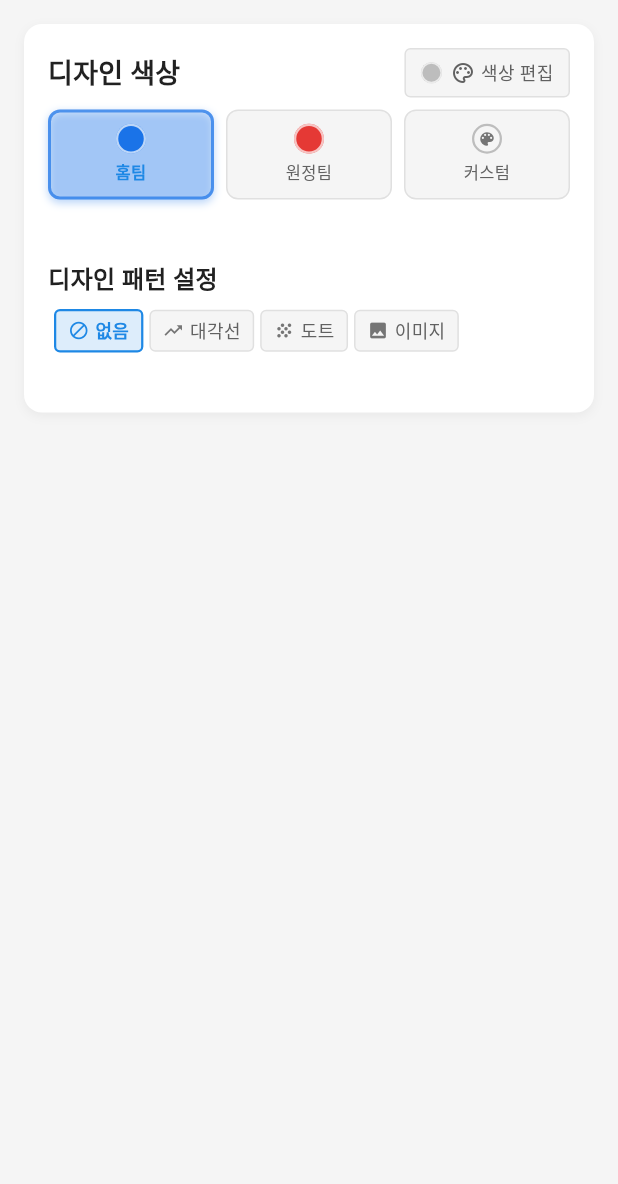
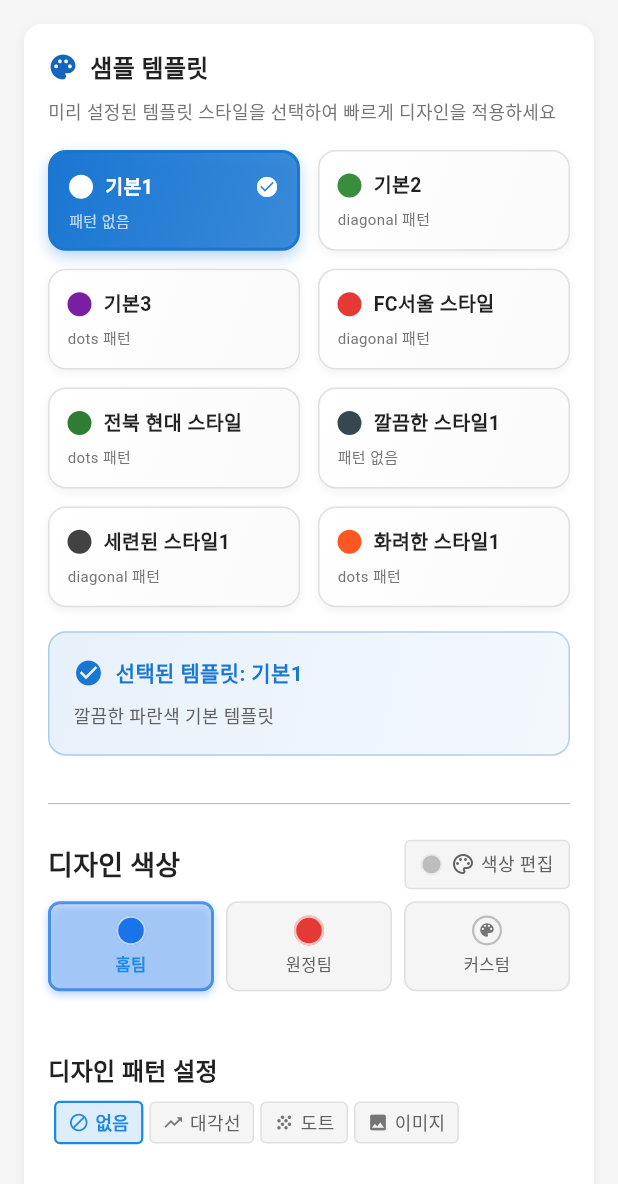
Before and after one commit to essaisko/k5_branding_app, a Flutter app: the DesignTab widget shown alone on an empty page, opened directly, on a phone screen of 412 x 824 dp. Shown: the top 1184 px of the screen. Run offline on Flutter 3.47's test engine with Material 3 defaults, Android fonts, the phone set to English and light mode, and no system bars; our stand-ins replace flutter_colorpicker, flutter_riverpod, image_picker, open_filex, shared_preferences; missing offline and left inert: photo_manager; accounts and stored records are empty; Roboto replaces fonts that are missing (Pretendard).

Commit message:
Add SampleTemplateSelector to DesignTab and implement SampleTemplateStyle enumeration with configurations in template_provider.dart

```diff
--- /dev/null
+++ b/lib/features/match_editor/presentation/widgets/input_fields/sample_template_selector.dart
@@ -0,0 +1,290 @@
+import 'package:flutter/material.dart';
+import 'package:flutter_riverpod/flutter_riverpod.dart';
+import 'package:k5_branding_app/core/theme/app_colors.dart';
+import 'package:k5_branding_app/features/match_editor/providers/template_provider.dart';
+import 'package:k5_branding_app/features/match_editor/providers/theme_color_provider.dart';
+import 'package:k5_branding_app/features/match_editor/providers/design_pattern_provider.dart';
+
+/// Sample template selector widget
+/// Allows users to choose from predefined template styles
+class SampleTemplateSelector extends ConsumerWidget {
+  const SampleTemplateSelector({super.key});
+
+  @override
+  Widget build(BuildContext context, WidgetRef ref) {
+    final selectedSample = ref.watch(sampleTemplateProvider);
+    final allConfigs = SampleTemplateConfigs.getAllConfigs();
+
+    return Column(
+      crossAxisAlignment: CrossAxisAlignment.start,
+      children: [
+        // 섹션 제목과 아이콘
+        Row(
+          children: [
+            Icon(
+              Icons.palette,
+              color: AppColors.k5LeagueBlue,
+              size: 20,
+            ),
+            const SizedBox(width: 8),
+            const Text(
+              '샘플 템플릿',
+              style: TextStyle(
+                fontWeight: FontWeight.bold,
+                fontSize: 16,
+                color: Colors.black87,
+              ),
+            ),
+          ],
+        ),
+        const SizedBox(height: 8),
+
+        // 설명 텍스트
+        Text(
+          '미리 설정된 템플릿 스타일을 선택하여 빠르게 디자인을 적용하세요',
+          style: TextStyle(
+            fontSize: 12,
+            color: Colors.grey[600],
+          ),
+        ),
+        const SizedBox(height: 16),
+
+        // 그리드 형태의 템플릿 선택기
+        GridView.builder(
+          shrinkWrap: true,
+          physics: const NeverScrollableScrollPhysics(),
+          gridDelegate: const SliverGridDelegateWithFixedCrossAxisCount(
+            crossAxisCount: 2,
+            crossAxisSpacing: 12,
+            mainAxisSpacing: 12,
+            childAspectRatio: 2.5,
+          ),
+          itemCount: allConfigs.length,
+          itemBuilder: (context, index) {
+            final config = allConfigs[index];
+            final isSelected = config.style == selectedSample;
+            return _buildTemplateCard(context, ref, config, isSelected);
+          },
+        ),
+
+        const SizedBox(height: 16),
+
+        // 선택된 템플릿 정보 카드
+        if (selectedSample != null)
+          Container(
+            width: double.infinity,
+            padding: const EdgeInsets.all(16),
+            decoration: BoxDecoration(
+              gradient: LinearGradient(
+                colors: [
+                  SampleTemplateConfigs.getConfig(selectedSample)
+                      .primaryColor
+                      .withOpacity(0.1),
+                  SampleTemplateConfigs.getConfig(selectedSample)
+                      .primaryColor
+                      .withOpacity(0.05),
+                ],
+                begin: Alignment.topLeft,
+                end: Alignment.bottomRight,
+              ),
+              borderRadius: BorderRadius.circular(12),
+              border: Border.all(
+                color: SampleTemplateConfigs.getConfig(selectedSample)
+                    .primaryColor
+                    .withOpacity(0.3),
+              ),
+            ),
+            child: Column(
+              crossAxisAlignment: CrossAxisAlignment.start,
+              children: [
+                Row(
+                  children: [
+                    Icon(
+                      Icons.check_circle,
+                      color: SampleTemplateConfigs.getConfig(selectedSample)
+                          .primaryColor,
+                      size: 20,
+                    ),
+                    const SizedBox(width: 8),
+                    Text(
+                      '선택된 템플릿: ${SampleTemplateConfigs.getConfig(selectedSample).displayName}',
+                      style: TextStyle(
+                        fontWeight: FontWeight.bold,
+                        fontSize: 14,
+                        color: SampleTemplateConfigs.getConfig(selectedSample)
+                            .primaryColor,
+                      ),
+                    ),
+                  ],
+                ),
+                const SizedBox(height: 8),
+                Text(
+                  SampleTemplateConfigs.getConfig(selectedSample).description,
+                  style: TextStyle(
+                    fontSize: 12,
+                    color: Colors.grey[700],
+                  ),
+                ),
+              ],
+            ),
+          ),
+      ],
+    );
+  }
+
+  /// 템플릿 카드 위젯
+  Widget _buildTemplateCard(
+    BuildContext context,
+    WidgetRef ref,
+    SampleTemplateConfig config,
+    bool isSelected,
+  ) {
+    return GestureDetector(
+      onTap: () => _applySampleTemplate(ref, config.style),
+      child: AnimatedContainer(
+        duration: const Duration(milliseconds: 200),
+        padding: const EdgeInsets.all(12),
+        decoration: BoxDecoration(
+          gradient: isSelected
+              ? LinearGradient(
+                  colors: [
+                    config.primaryColor,
+                    config.primaryColor.withOpacity(0.8),
+                  ],
+                  begin: Alignment.topLeft,
+                  end: Alignment.bottomRight,
+                )
+              : LinearGradient(
+                  colors: [
+                    Colors.white,
+                    Colors.grey[50]!,
+                  ],
+                  begin: Alignment.topLeft,
+                  end: Alignment.bottomRight,
+                ),
+          borderRadius: BorderRadius.circular(12),
+          border: Border.all(
+            color: isSelected ? config.primaryColor : Colors.grey[300]!,
+            width: isSelected ? 2 : 1,
+          ),
+          boxShadow: isSelected
+              ? [
+                  BoxShadow(
+                    color: config.primaryColor.withOpacity(0.3),
+                    blurRadius: 8,
+                    offset: const Offset(0, 4),
+                  ),
+                ]
+              : [
+                  BoxShadow(
+                    color: Colors.black.withOpacity(0.05),
+                    blurRadius: 4,
+                    offset: const Offset(0, 2),
+                  ),
+                ],
+        ),
+        child: Column(
+          crossAxisAlignment: CrossAxisAlignment.start,
+          mainAxisAlignment: MainAxisAlignment.center,
+          children: [
+            Row(
+              children: [
+                // 색상 미리보기
+                Container(
+                  width: 16,
+                  height: 16,
+                  decoration: BoxDecoration(
+                    color: isSelected ? Colors.white : config.primaryColor,
+                    borderRadius: BorderRadius.circular(8),
+                    border: Border.all(
+                      color: isSelected ? Colors.white : config.primaryColor,
+                      width: 2,
+                    ),
+                  ),
+                ),
+                const SizedBox(width: 8),
+                // 템플릿 이름
+                Expanded(
+                  child: Text(
+                    config.displayName,
+                    style: TextStyle(
+                      fontSize: 13,
+                      fontWeight: FontWeight.bold,
+                      color: isSelected ? Colors.white : Colors.black87,
+                    ),
+                  ),
+                ),
+                // 선택 표시 아이콘
+                if (isSelected)
+                  const Icon(
+                    Icons.check_circle,
+                    color: Colors.white,
+                    size: 16,
+                  ),
+              ],
+            ),
+            const SizedBox(height: 4),
+            // 패턴 정보
+            Text(
+              config.patternType == 'none'
+                  ? '패턴 없음'
+                  : '${config.patternType} 패턴',
+              style: TextStyle(
+                fontSize: 10,
+                color: isSelected ? Colors.white70 : Colors.grey[600],
+              ),
+            ),
+          ],
+        ),
+      ),
+    );
+  }
+
+  /// 샘플 템플릿 적용
+  void _applySampleTemplate(WidgetRef ref, SampleTemplateStyle style) {
+    final config = SampleTemplateConfigs.getConfig(style);
+
+    // 샘플 템플릿 선택 상태 업데이트
+    ref.read(sampleTemplateProvider.notifier).state = style;
+
+    // 색상 테마 적용
+    ref
+        .read(teamColorProvider.notifier)
+        .setCustomColorForTheme(config.primaryColor);
+
+    // 패턴 적용
+    final patternType = _getPatternTypeFromString(config.patternType);
+    ref.read(designPatternProvider.notifier).selectPattern(patternType);
+
+    // 패턴 투명도 적용 (패턴이 있는 경우에만)
+    if (patternType != DesignPatternType.none) {
+      ref
+          .read(designPatternProvider.notifier)
+          .setPatternOpacity(config.patternOpacity);
+    }
+
+    // 사용자 피드백
+    ScaffoldMessenger.of(ref.context).showSnackBar(
+      SnackBar(
+        content: Text('${config.displayName} 템플릿이 적용되었습니다'),
+        duration: const Duration(seconds: 2),
+        backgroundColor: config.primaryColor,
+      ),
+    );
+  }
+
+  /// 문자열을 DesignPatternType으로 변환
+  DesignPatternType _getPatternTypeFromString(String patternString) {
+    switch (patternString.toLowerCase()) {
+      case 'diagonal':
+        return DesignPatternType.diagonal;
+      case 'dots':
+        return DesignPatternType.dots;
+      case 'image':
+        return DesignPatternType.image;
+      case 'none':
+      default:
+        return DesignPatternType.none;
+    }
+  }
+}
--- a/lib/features/match_editor/presentation/widgets/tabs/design_tab.dart
+++ b/lib/features/match_editor/presentation/widgets/tabs/design_tab.dart
@@ -1,6 +1,7 @@
 import 'package:flutter/material.dart';
 import 'package:k5_branding_app/features/match_editor/presentation/widgets/input_fields/design_pattern_section.dart';
 import 'package:k5_branding_app/features/match_editor/presentation/widgets/input_fields/team_color_section.dart';
+import 'package:k5_branding_app/features/match_editor/presentation/widgets/input_fields/sample_template_selector.dart';
 
 class DesignTab extends StatelessWidget {
   const DesignTab({super.key});
@@ -27,6 +28,14 @@ class DesignTab extends StatelessWidget {
         child: Column(
           crossAxisAlignment: CrossAxisAlignment.stretch,
           children: const [
+            // 샘플 템플릿 선택 섹션 (최상단에 추가)
+            SampleTemplateSelector(),
+            SizedBox(height: 24),
+
+            // 구분선
+            Divider(color: Colors.grey, thickness: 0.5),
+            SizedBox(height: 16),
+
             // 팀 색상 설정 섹션
             TeamColorSection(),
             SizedBox(height: 16),
--- a/lib/features/match_editor/providers/template_provider.dart
+++ b/lib/features/match_editor/providers/template_provider.dart
@@ -1,4 +1,5 @@
 import 'package:flutter_riverpod/flutter_riverpod.dart';
+import 'package:flutter/material.dart';
 
 /// Template type enumeration
 /// - Clean, semantic naming for different template types
@@ -12,6 +13,131 @@ enum TemplateType {
 
   /// Team lineup template (라인업)
   lineup,
+}
+
+/// Sample template styles enumeration
+/// - Different visual styles for the same template type
+enum SampleTemplateStyle {
+  /// 기본 스타일들
+  basic1,
+  basic2,
+  basic3,
+
+  /// 팀별 스타일들
+  fcSeoulStyle,
+  jeonbukStyle,
+
+  /// 디자인 컨셉별 스타일들
+  cleanStyle1,
+  elegantStyle1,
+  colorfulStyle1,
+}
+
+/// Sample template configuration class
+class SampleTemplateConfig {
+  final SampleTemplateStyle style;
+  final String displayName;
+  final Color primaryColor;
+  final Color accentColor;
+  final String patternType;
+  final double patternOpacity;
+  final String description;
+
+  const SampleTemplateConfig({
+    required this.style,
+    required this.displayName,
+    required this.primaryColor,
+    required this.accentColor,
+    required this.patternType,
+    required this.patternOpacity,
+    required this.description,
+  });
+}
+
+/// Predefined sample template configurations
+class SampleTemplateConfigs {
+  static const Map<SampleTemplateStyle, SampleTemplateConfig> configs = {
+    SampleTemplateStyle.basic1: SampleTemplateConfig(
+      style: SampleTemplateStyle.basic1,
+      displayName: '기본1',
+      primaryColor: Color(0xFF1976D2),
+      accentColor: Color(0xFF64B5F6),
+      patternType: 'none',
+      patternOpacity: 0.0,
+      description: '깔끔한 파란색 기본 템플릿',
+    ),
+    SampleTemplateStyle.basic2: SampleTemplateConfig(
+      style: SampleTemplateStyle.basic2,
+      displayName: '기본2',
+      primaryColor: Color(0xFF388E3C),
+      accentColor: Color(0xFF81C784),
+      patternType: 'diagonal',
+      patternOpacity: 0.1,
+      description: '자연스러운 녹색 템플릿',
+    ),
+    SampleTemplateStyle.basic3: SampleTemplateConfig(
+      style: SampleTemplateStyle.basic3,
+      displayName: '기본3',
+      primaryColor: Color(0xFF7B1FA2),
+      accentColor: Color(0xFFBA68C8),
+      patternType: 'dots',
+      patternOpacity: 0.15,
+      description: '모던한 보라색 템플릿',
+    ),
+    SampleTemplateStyle.fcSeoulStyle: SampleTemplateConfig(
+      style: SampleTemplateStyle.fcSeoulStyle,
+      displayName: 'FC서울 스타일',
+      primaryColor: Color(0xFFE53935),
+      accentColor: Color(0xFFEF5350),
+      patternType: 'diagonal',
+      patternOpacity: 0.2,
+      description: 'FC서울 팀 컬러 기반 템플릿',
+    ),
+    SampleTemplateStyle.jeonbukStyle: SampleTemplateConfig(
+      style: SampleTemplateStyle.jeonbukStyle,
+      displayName: '전북 현대 스타일',
+      primaryColor: Color(0xFF2E7D32),
+      accentColor: Color(0xFF4CAF50),
+      patternType: 'dots',
+      patternOpacity: 0.25,
+      description: '전북 현대 팀 컬러 기반 템플릿',
+    ),
+    SampleTemplateStyle.cleanStyle1: SampleTemplateConfig(
+      style: SampleTemplateStyle.cleanStyle1,
+      displayName: '깔끔한 스타일1',
+      primaryColor: Color(0xFF37474F),
+      accentColor: Color(0xFF78909C),
+      patternType: 'none',
+      patternOpacity: 0.0,
+      description: '미니멀한 그레이 톤 템플릿',
+    ),
+    SampleTemplateStyle.elegantStyle1: SampleTemplateConfig(
+      style: SampleTemplateStyle.elegantStyle1,
+      displayName: '세련된 스타일1',
+      primaryColor: Color(0xFF424242),
+      accentColor: Color(0xFF9E9E9E),
+      patternType: 'diagonal',
+      patternOpacity: 0.08,
+      description: '세련된 다크 톤 템플릿',
+    ),
+    SampleTemplateStyle.colorfulStyle1: SampleTemplateConfig(
+      style: SampleTemplateStyle.colorfulStyle1,
+      displayName: '화려한 스타일1',
+      primaryColor: Color(0xFFFF5722),
+      accentColor: Color(0xFFFFAB40),
+      patternType: 'dots',
+      patternOpacity: 0.3,
+      description: '생동감 넘치는 오렌지 템플릿',
+    ),
+  };
+
+  static SampleTemplateConfig getConfig(SampleTemplateStyle style) {
+    return configs[style] ?? configs[SampleTemplateStyle.basic1]!;
+  }
+
+  static List<SampleTemplateConfig> getAllConfigs() {
+    return configs.values.toList();
+  }
 }
 
 /// Extension on TemplateType for localized display names
@@ -45,3 +171,8 @@ extension TemplateTypeExtension on TemplateType {
 final templateProvider = StateProvider<TemplateType>((ref) {
   return TemplateType.matchResult; // Default template
 });
+
+/// Provider for the currently selected sample template style
+final sampleTemplateProvider = StateProvider<SampleTemplateStyle>((ref) {
+  return SampleTemplateStyle.basic1; // Default sample template
+});
```
